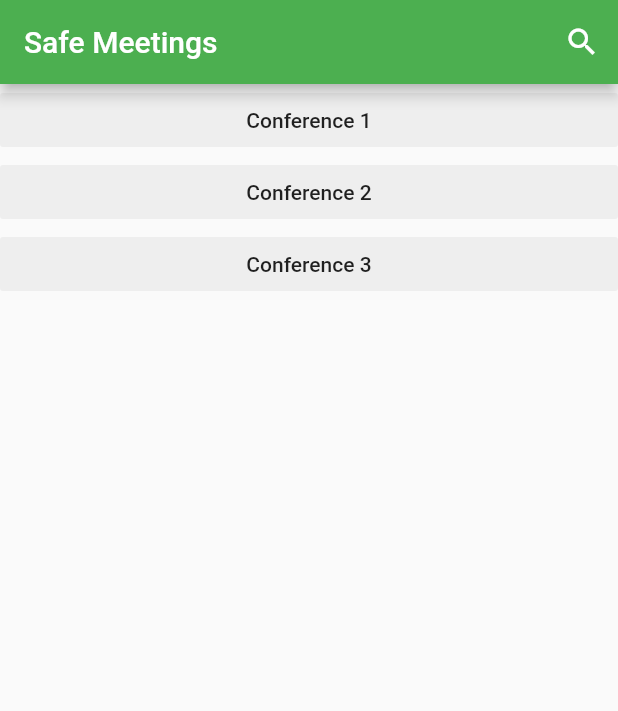
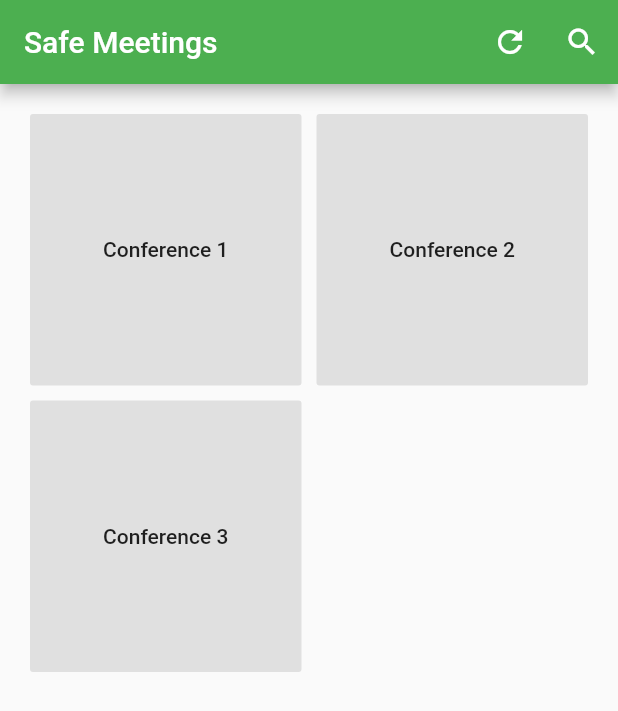
Before and after one commit to FEUP-ESOF-2020-21/open-cx-t2g2-teamnamenotfound, a Flutter app: the screen it shows after launch, on a phone screen of 412 x 824 dp. Shown: the top 711 px of the screen. Run offline on Flutter 3.47's test engine with Material 2 defaults, Android fonts, the light colour scheme and no system bars.

Commit message:
Alterei um pouco o esboco

```diff
--- a/safe_meetings/lib/screens/home.dart
+++ b/safe_meetings/lib/screens/home.dart
@@ -1,6 +1,11 @@
 import 'package:flutter/material.dart';
 
-class Home extends StatelessWidget {
+class Home extends StatefulWidget {
+  @override
+  _HomeState createState() => _HomeState();
+}
+
+class _HomeState extends State<Home> {
   @override
   Widget build(BuildContext context) {
     return Scaffold(
@@ -9,29 +14,37 @@ class Home extends StatelessWidget {
         backgroundColor: Colors.green,
         actions: [
           IconButton(
+            icon: Icon(Icons.refresh),
+            color: Colors.white,
+            onPressed: (){} ,// it should refresh the home screen
+            ),
+          IconButton(
             icon: Icon(Icons.search),
             color: Colors.white,
-            onPressed: (){} // it should open the serach menu
+            onPressed: (){} // it should open the search menu
             )
             ],
       ),
-      body: Column(
-        mainAxisAlignment: MainAxisAlignment.start,
+      body: GridView.count(
+        padding: EdgeInsets.all(20),
+        crossAxisSpacing: 10,
+        mainAxisSpacing: 10,
+        crossAxisCount: 2,
         children: [
           FlatButton(
             onPressed: () {},
             child: Center(child: Text('Conference 1')),
-            color: Colors.grey[200],
+            color: Colors.grey[300],
             ),
             FlatButton(
             onPressed: () {},
             child: Center(child: Text('Conference 2')),
-            color: Colors.grey[200],
+            color: Colors.grey[300],
             ),
             FlatButton(
             onPressed: () {},
             child: Center(child: Text('Conference 3')),
-            color: Colors.grey[200],
+            color: Colors.grey[300],
             )
         ],
         ),
```
